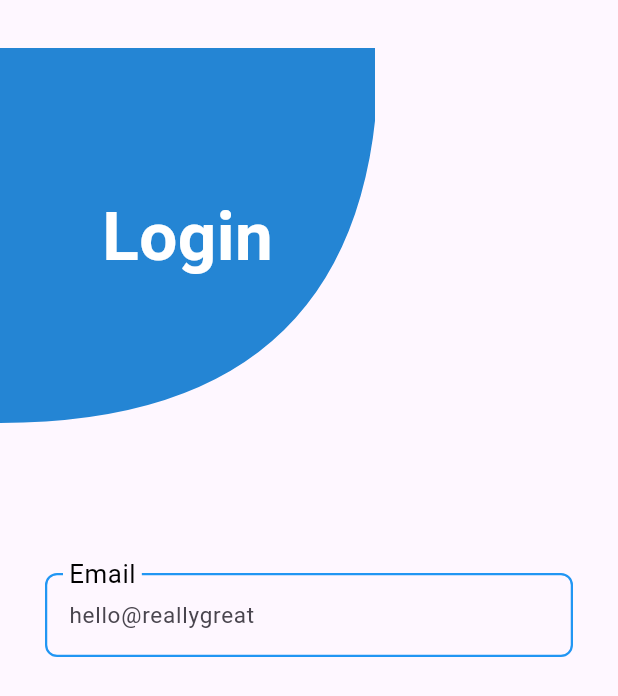
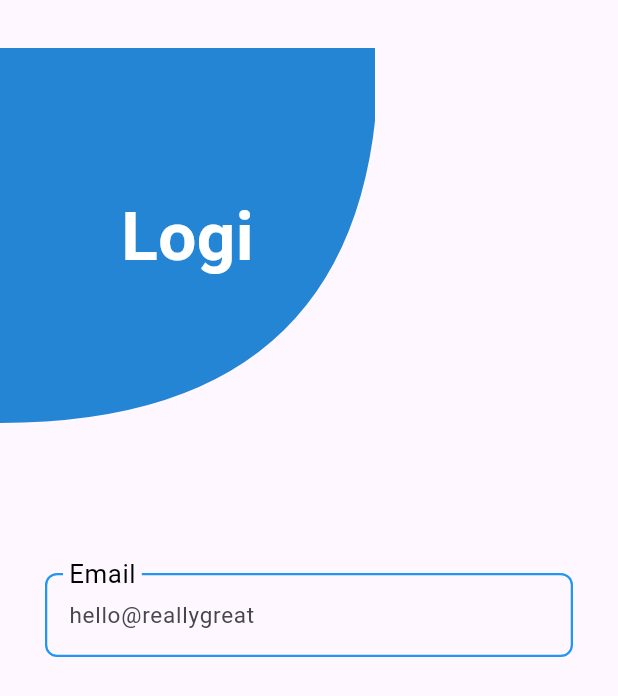
Before and after one commit to riteshpn/assigment_project, a Flutter app: the screen it shows after launch, after a tap on "Countinue with Mail", on a phone screen of 412 x 824 dp. Shown: the top 696 px of the screen. Run offline on Flutter 3.47's test engine with Material 3 defaults, Android fonts, the phone set to English and light mode, and no system bars; our stand-ins replace firebase_core; accounts and stored records are empty.

```diff
--- a/lib/screens/login_screen.dart
+++ b/lib/screens/login_screen.dart
@@ -30,7 +30,7 @@ class _LoginScreenState extends State<LoginScreen> {
                 color: CommonConstant.darkBlue,
                 child: Center(
                   child: Text(
-                    'Login',
+                    'Logi',
                     style: TextStyle(
                       fontSize: 45,
                       fontWeight: FontWeight.bold,
```
